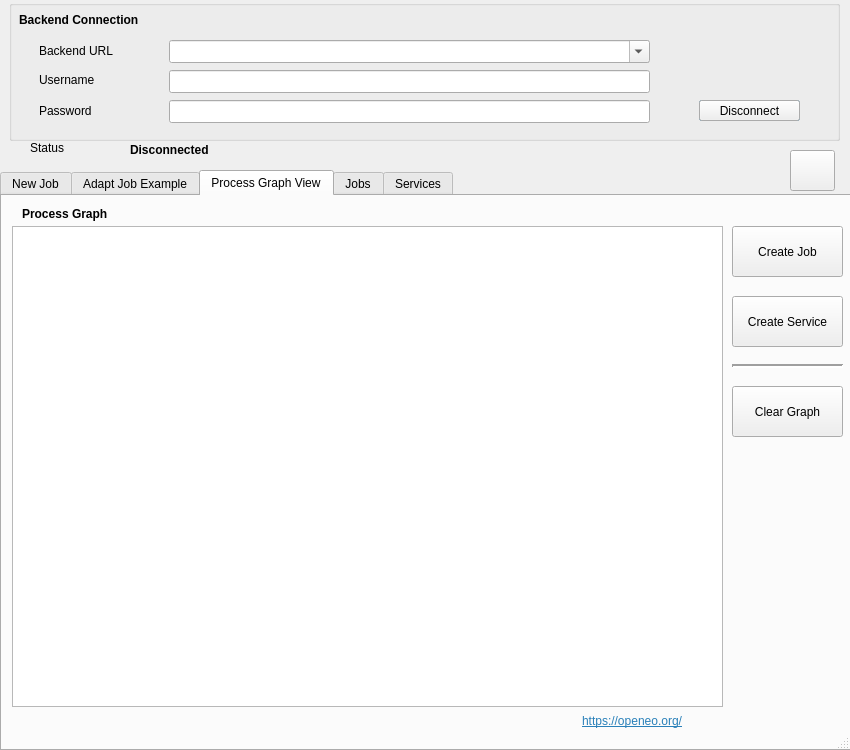
Above: openeo_connector_dialog_base.ui from Open-EO/openeo-qgis-plugin before the change. Below: the same form after it.
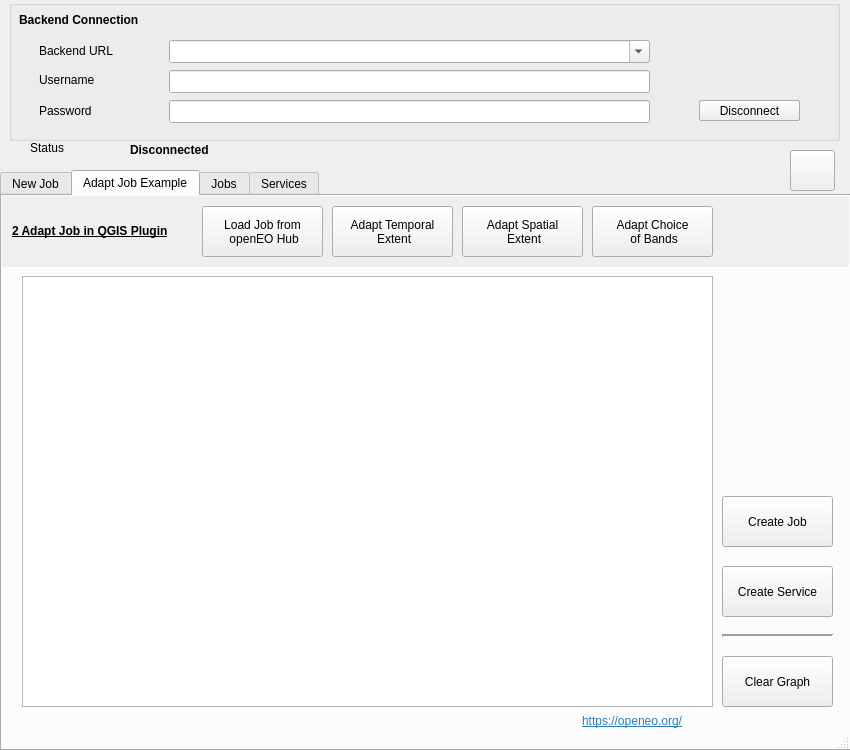
That is the form after the change. The open tabs and pages were chosen to show the change. Icons and pictures are not drawn.

Commit message: removed one process graph tab

What changed in the file:
```diff
--- a/openeo_connector_dialog_base.ui
+++ b/openeo_connector_dialog_base.ui
@@ -226,7 +226,7 @@
     <string>&lt;html&gt;&lt;head/&gt;&lt;body&gt;&lt;p&gt;&lt;br/&gt;&lt;/p&gt;&lt;/body&gt;&lt;/html&gt;</string>
    </property>
    <property name="currentIndex">
-    <number>4</number>
+    <number>1</number>
    </property>
    <widget class="QWidget" name="tab_3">
     <attribute name="title">
@@ -241,7 +241,7 @@
        <height>31</height>
       </rect>
      </property>
-     <property name="currentText" stdset="0">
+     <property name="currentText">
       <string/>
      </property>
     </widget>
@@ -754,7 +754,7 @@
        <height>31</height>
       </rect>
      </property>
-     <property name="currentText" stdset="0">
+     <property name="currentText">
       <string/>
      </property>
     </widget>
@@ -842,20 +842,6 @@
  openEO Hub</string>
      </property>
     </widget>
-    <widget class="QPushButton" name="loadButton2">
-     <property name="geometry">
-      <rect>
-       <x>720</x>
-       <y>10</y>
-       <width>111</width>
-       <height>51</height>
-      </rect>
-     </property>
-     <property name="text">
-      <string>Load Job or 
- Service</string>
-     </property>
-    </widget>
     <widget class="QPushButton" name="insertChangeBtn_2">
      <property name="geometry">
       <rect>
@@ -884,13 +870,13 @@
  of Bands</string>
      </property>
     </widget>
-    <widget class="QTextEdit" name="processgraphEdit_2">
+    <widget class="QTextEdit" name="processgraphEdit">
      <property name="geometry">
       <rect>
        <x>20</x>
-       <y>90</y>
-       <width>791</width>
-       <height>421</height>
+       <y>80</y>
+       <width>691</width>
+       <height>431</height>
       </rect>
      </property>
     </widget>
@@ -945,127 +931,82 @@
       <string>&lt;html&gt;&lt;head/&gt;&lt;body&gt;&lt;p&gt;&lt;a href=&quot;https://openeo.org/&quot;&gt;&lt;span style=&quot; text-decoration: underline; color:#2980b9;&quot;&gt;https://openeo.org/&lt;/span&gt;&lt;/a&gt;&lt;/p&gt;&lt;/body&gt;&lt;/html&gt;</string>
      </property>
     </widget>
+    <widget class="QPushButton" name="sendButton_service">
+     <property name="geometry">
+      <rect>
+       <x>720</x>
+       <y>370</y>
+       <width>111</width>
+       <height>51</height>
+      </rect>
+     </property>
+     <property name="text">
+      <string>Create Service</string>
+     </property>
+    </widget>
+    <widget class="Line" name="line_5">
+     <property name="geometry">
+      <rect>
+       <x>720</x>
+       <y>430</y>
+       <width>111</width>
+       <height>20</height>
+      </rect>
+     </property>
+     <property name="font">
+      <font>
+       <weight>75</weight>
+       <bold>true</bold>
+      </font>
+     </property>
+     <property name="layoutDirection">
+      <enum>Qt::LeftToRight</enum>
+     </property>
+     <property name="lineWidth">
+      <number>2</number>
+     </property>
+     <property name="orientation">
+      <enum>Qt::Horizontal</enum>
+     </property>
+    </widget>
+    <widget class="QPushButton" name="clearButton">
+     <property name="geometry">
+      <rect>
+       <x>720</x>
+       <y>460</y>
+       <width>111</width>
+       <height>51</height>
+      </rect>
+     </property>
+     <property name="text">
+      <string>Clear Graph</string>
+     </property>
+    </widget>
+    <widget class="QPushButton" name="sendButton">
+     <property name="geometry">
+      <rect>
+       <x>720</x>
+       <y>300</y>
+       <width>111</width>
+       <height>51</height>
+      </rect>
+     </property>
+     <property name="text">
+      <string>Create Job</string>
+     </property>
+    </widget>
     <zorder>label_14</zorder>
     <zorder>insertChangeBtn</zorder>
     <zorder>loadHubBtn</zorder>
-    <zorder>loadButton2</zorder>
     <zorder>insertChangeBtn_2</zorder>
     <zorder>insertChangeBtn_3</zorder>
-    <zorder>processgraphEdit_2</zorder>
+    <zorder>processgraphEdit</zorder>
     <zorder>label_15</zorder>
     <zorder>label_25</zorder>
-   </widget>
-   <widget class="QWidget" name="tab_2">
-    <attribute name="title">
-     <string>Process Graph View</string>
-    </attribute>
-    <widget class="QLabel" name="label_4">
-     <property name="geometry">
-      <rect>
-       <x>20</x>
-       <y>10</y>
-       <width>131</width>
-       <height>16</height>
-      </rect>
-     </property>
-     <property name="text">
-      <string>&lt;html&gt;&lt;head/&gt;&lt;body&gt;&lt;p&gt;&lt;span style=&quot; font-weight:600;&quot;&gt;Process Graph&lt;/span&gt;&lt;/p&gt;&lt;/body&gt;&lt;/html&gt;</string>
-     </property>
-    </widget>
-    <widget class="QPushButton" name="clearButton">
-     <property name="geometry">
-      <rect>
-       <x>730</x>
-       <y>190</y>
-       <width>111</width>
-       <height>51</height>
-      </rect>
-     </property>
-     <property name="text">
-      <string>Clear Graph</string>
-     </property>
-    </widget>
-    <widget class="QTextEdit" name="processgraphEdit">
-     <property name="geometry">
-      <rect>
-       <x>10</x>
-       <y>30</y>
-       <width>711</width>
-       <height>481</height>
-      </rect>
-     </property>
-    </widget>
-    <widget class="QPushButton" name="sendButton">
-     <property name="geometry">
-      <rect>
-       <x>730</x>
-       <y>30</y>
-       <width>111</width>
-       <height>51</height>
-      </rect>
-     </property>
-     <property name="text">
-      <string>Create Job</string>
-     </property>
-    </widget>
-    <widget class="QLabel" name="label_23">
-     <property name="geometry">
-      <rect>
-       <x>580</x>
-       <y>510</y>
-       <width>171</width>
-       <height>31</height>
-      </rect>
-     </property>
-     <property name="text">
-      <string>&lt;html&gt;&lt;head/&gt;&lt;body&gt;&lt;p&gt;&lt;a href=&quot;https://openeo.org/&quot;&gt;&lt;span style=&quot; text-decoration: underline; color:#2980b9;&quot;&gt;https://openeo.org/&lt;/span&gt;&lt;/a&gt;&lt;/p&gt;&lt;/body&gt;&lt;/html&gt;</string>
-     </property>
-    </widget>
-    <widget class="Line" name="line_5">
-     <property name="geometry">
-      <rect>
-       <x>730</x>
-       <y>160</y>
-       <width>111</width>
-       <height>20</height>
-      </rect>
-     </property>
-     <property name="font">
-      <font>
-       <weight>75</weight>
-       <bold>true</bold>
-      </font>
-     </property>
-     <property name="layoutDirection">
-      <enum>Qt::LeftToRight</enum>
-     </property>
-     <property name="lineWidth">
-      <number>2</number>
-     </property>
-     <property name="orientation">
-      <enum>Qt::Horizontal</enum>
-     </property>
-    </widget>
-    <widget class="QPushButton" name="sendButton_service">
-     <property name="geometry">
-      <rect>
-       <x>730</x>
-       <y>100</y>
-       <width>111</width>
-       <height>51</height>
-      </rect>
-     </property>
-     <property name="text">
-      <string>Create Service</string>
-     </property>
-    </widget>
     <zorder>sendButton_service</zorder>
-    <zorder>label_4</zorder>
+    <zorder>line_5</zorder>
     <zorder>clearButton</zorder>
-    <zorder>processgraphEdit</zorder>
     <zorder>sendButton</zorder>
-    <zorder>label_23</zorder>
-    <zorder>line_5</zorder>
    </widget>
    <widget class="QWidget" name="tab_4">
     <attribute name="title">
```
The commit also changes 1 other file.
